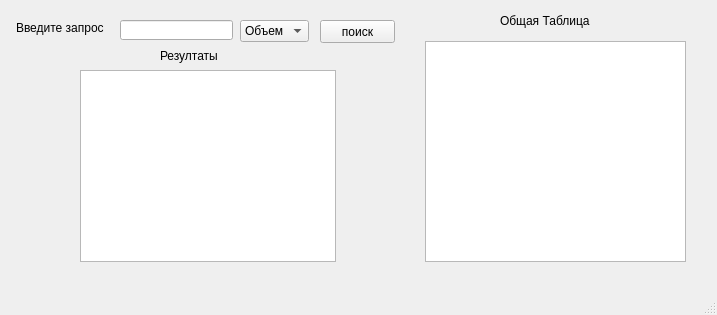
The window that UI/main.ui (aresen12/coffee2) describes before a commit, drawn with Qt 5.
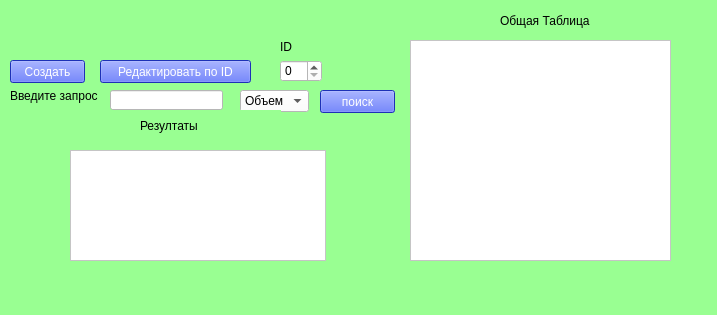
The same window after the commit.

The edit to the form file:
```diff
--- a/UI/main.ui
+++ b/UI/main.ui
@@ -13,12 +13,15 @@
   <property name="windowTitle">
    <string>MainWindow</string>
   </property>
+  <property name="styleSheet">
+   <string notr="true">background-color: rgb(153, 255, 146);</string>
+  </property>
   <widget class="QWidget" name="centralwidget">
    <widget class="QLabel" name="label">
     <property name="geometry">
      <rect>
-      <x>16</x>
-      <y>12</y>
+      <x>10</x>
+      <y>80</y>
       <width>101</width>
       <height>31</height>
      </rect>
@@ -30,22 +33,28 @@
    <widget class="QLineEdit" name="poisk">
     <property name="geometry">
      <rect>
-      <x>120</x>
-      <y>20</y>
+      <x>110</x>
+      <y>90</y>
       <width>113</width>
       <height>20</height>
      </rect>
     </property>
+    <property name="styleSheet">
+     <string notr="true">background-color: rgb(255, 255, 255);</string>
+    </property>
    </widget>
    <widget class="QComboBox" name="comboBox">
     <property name="geometry">
      <rect>
       <x>240</x>
-      <y>20</y>
+      <y>90</y>
       <width>69</width>
       <height>22</height>
      </rect>
     </property>
+    <property name="styleSheet">
+     <string notr="true">background-color: rgb(255, 255, 255);</string>
+    </property>
     <item>
      <property name="text">
       <string>Объем</string>
@@ -70,18 +79,21 @@
    <widget class="QListWidget" name="listWidget">
     <property name="geometry">
      <rect>
-      <x>80</x>
-      <y>70</y>
+      <x>70</x>
+      <y>150</y>
       <width>256</width>
-      <height>192</height>
+      <height>111</height>
      </rect>
     </property>
+    <property name="styleSheet">
+     <string notr="true">background-color: rgb(255, 255, 255);</string>
+    </property>
    </widget>
    <widget class="QLabel" name="label_2">
     <property name="geometry">
      <rect>
-      <x>160</x>
-      <y>40</y>
+      <x>140</x>
+      <y>110</y>
       <width>141</width>
       <height>31</height>
      </rect>
@@ -94,11 +106,15 @@
     <property name="geometry">
      <rect>
       <x>320</x>
-      <y>20</y>
+      <y>90</y>
       <width>75</width>
       <height>23</height>
      </rect>
     </property>
+    <property name="styleSheet">
+     <string notr="true">background-color: rgb(41, 69, 255);
+color: rgb(255, 255, 255);</string>
+    </property>
     <property name="text">
      <string>поиск</string>
     </property>
@@ -106,12 +122,15 @@
    <widget class="QTableWidget" name="tableWidget">
     <property name="geometry">
      <rect>
-      <x>425</x>
-      <y>41</y>
+      <x>410</x>
+      <y>40</y>
       <width>261</width>
       <height>221</height>
      </rect>
     </property>
+    <property name="styleSheet">
+     <string notr="true">background-color: rgb(255, 255, 255);</string>
+    </property>
    </widget>
    <widget class="QLabel" name="label_3">
     <property name="geometry">
@@ -126,6 +145,66 @@
      <string>Общая Таблица</string>
     </property>
    </widget>
+   <widget class="QPushButton" name="red_btn">
+    <property name="geometry">
+     <rect>
+      <x>100</x>
+      <y>60</y>
+      <width>151</width>
+      <height>23</height>
+     </rect>
+    </property>
+    <property name="styleSheet">
+     <string notr="true">background-color: rgb(41, 69, 255);
+color: rgb(255, 255, 255);</string>
+    </property>
+    <property name="text">
+     <string>Редактировать по ID</string>
+    </property>
+   </widget>
+   <widget class="QSpinBox" name="id">
+    <property name="geometry">
+     <rect>
+      <x>280</x>
+      <y>60</y>
+      <width>42</width>
+      <height>22</height>
+     </rect>
+    </property>
+    <property name="styleSheet">
+     <string notr="true">background-color: rgb(255, 255, 255);</string>
+    </property>
+   </widget>
+   <widget class="QPushButton" name="create_btn">
+    <property name="geometry">
+     <rect>
+      <x>10</x>
+      <y>60</y>
+      <width>75</width>
+      <height>23</height>
+     </rect>
+    </property>
+    <property name="styleSheet">
+     <string notr="true">background-color: rgb(41, 69, 255);
+color: rgb(255, 255, 255);</string>
+    </property>
+    <property name="text">
+     <string>Создать</string>
+    </property>
+   </widget>
+   <widget class="QLabel" name="label_4">
+    <property name="geometry">
+     <rect>
+      <x>280</x>
+      <y>40</y>
+      <width>47</width>
+      <height>13</height>
+     </rect>
+    </property>
+    <property name="text">
+     <string>ID</string>
+    </property>
+   </widget>
   </widget>
   <widget class="QMenuBar" name="menubar">
    <property name="geometry">
```
